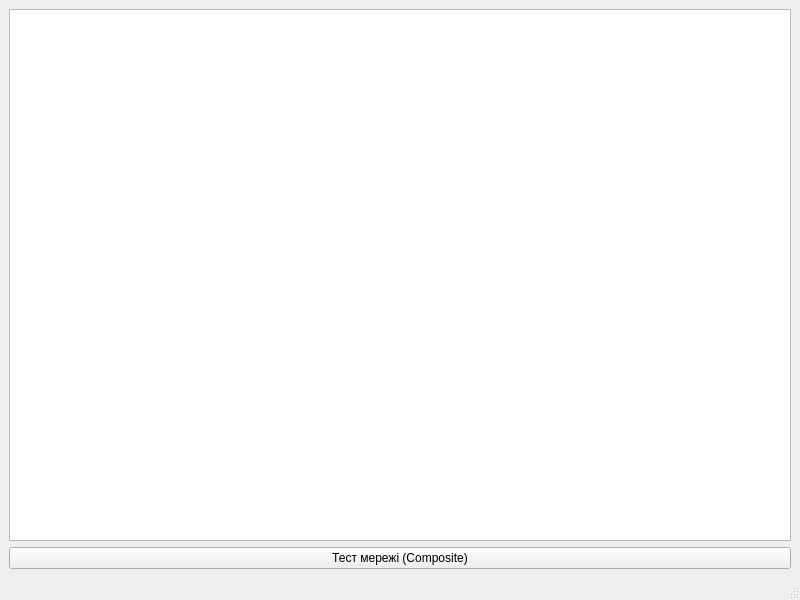
IvanAntonchuk/oop-lab2-network-simulator, file gui/mainwindow.ui: the form before one commit.
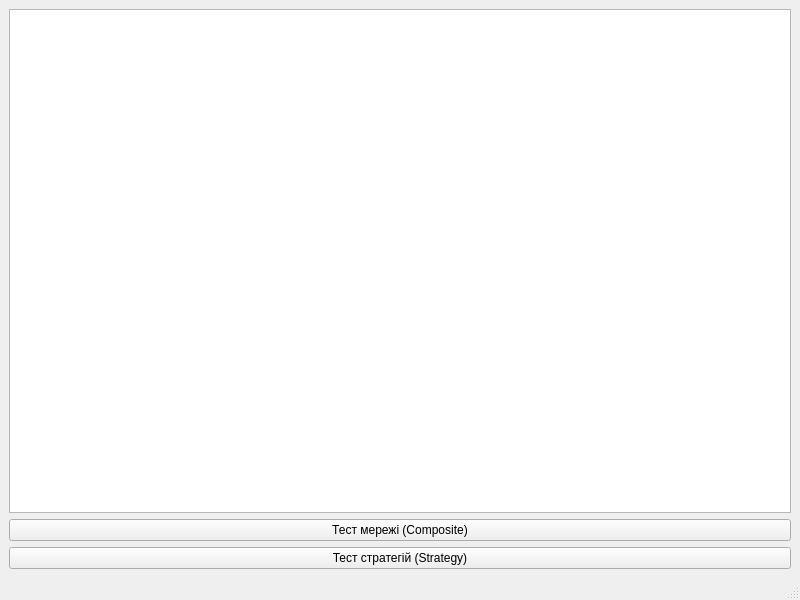
The form after the commit.

Commit message: Implement Strategy pattern for routing algorithms

Diff of the .ui file:
```diff
--- a/gui/mainwindow.ui
+++ b/gui/mainwindow.ui
@@ -29,6 +29,13 @@
       </property>
      </widget>
     </item>
+    <item>
+     <widget class="QPushButton" name="btnTestStrategy">
+      <property name="text">
+       <string>Тест стратегій (Strategy)</string>
+      </property>
+     </widget>
+    </item>
    </layout>
   </widget>
   <widget class="QMenuBar" name="menubar">
```
The commit also changes 9 other files.
